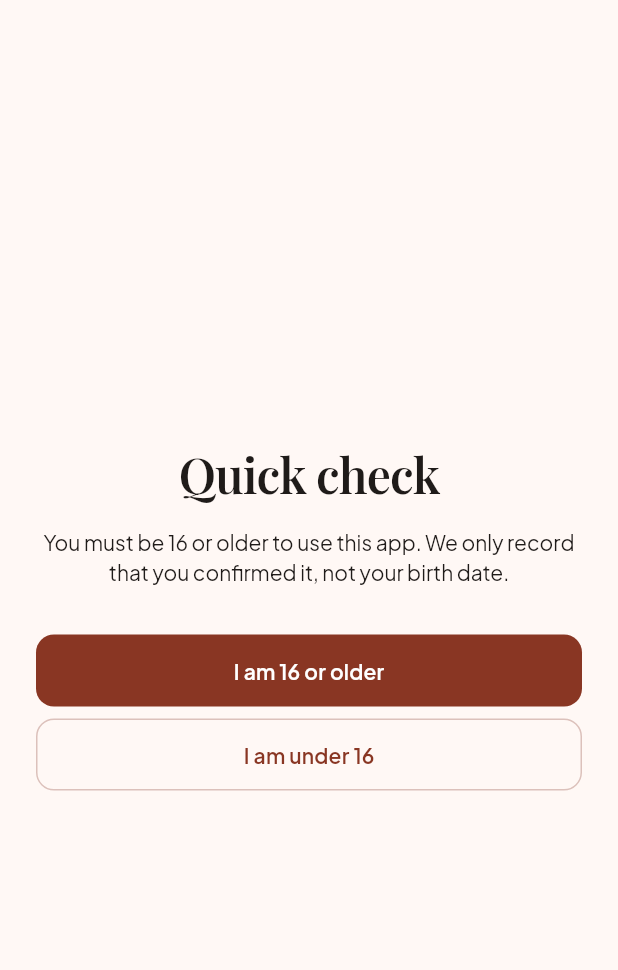
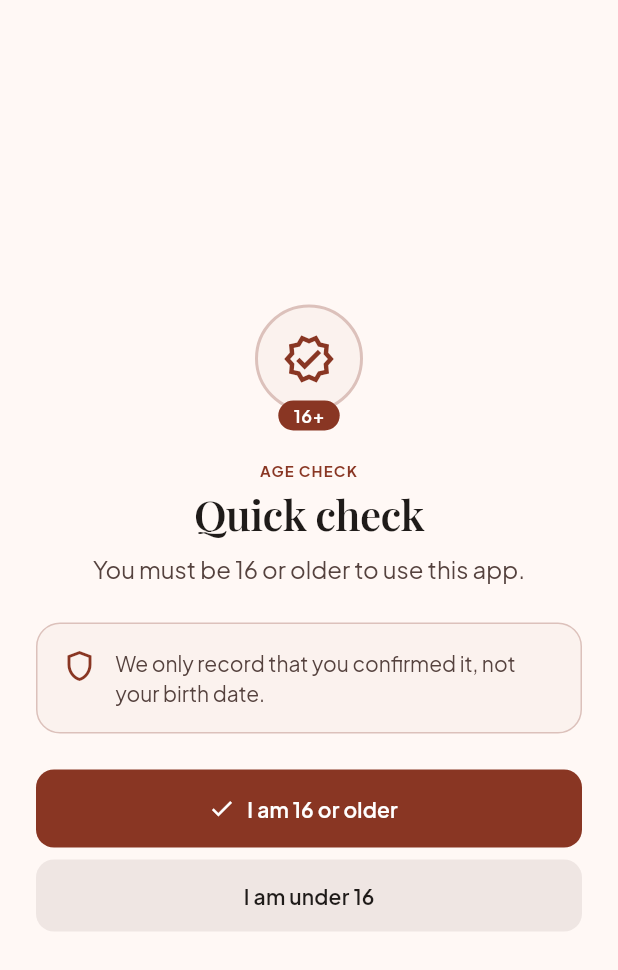
Before and after one commit to eightelephant15-a11y/closet-dev, a Flutter app: the AgeGateScreen screen opened by its route, on a phone screen of 412 x 824 dp. Shown: the top 970 px of the screen. Run offline on Flutter 3.47's test engine with Material 3 defaults, Android fonts, the phone set to English and light mode, and no system bars; our stand-ins replace camera, connectivity_plus, dio, firebase_auth, firebase_core, flutter_riverpod and 9 more; missing offline and left inert: posthog_flutter; accounts and stored records are empty; generated files the repository leaves out were written again.

Commit message:
feat(ui): Atelier age gate (badge, privacy note, tonal secondary), shared eyebrow/note/badge widgets
Co-Authored-By: Claude Sonnet 5.5 <noreply@anthropic.com>

```diff
--- a/app/lib/features/onboarding/presentation/age_gate_screen.dart
+++ b/app/lib/features/onboarding/presentation/age_gate_screen.dart
@@ -3,6 +3,7 @@ import 'package:flutter_riverpod/flutter_riverpod.dart';
 import 'package:stylist/features/consent/presentation/consent_prompt.dart';
 import 'package:stylist/features/onboarding/application/onboarding_controller.dart';
 import 'package:stylist/l10n/gen/app_localizations.dart';
+import 'package:stylist/shared/widgets/atelier.dart';
 import 'package:stylist/shared/widgets/state_views.dart';
 import 'package:stylist/theme/tokens.dart';
 
@@ -13,32 +14,58 @@ class AgeGateScreen extends ConsumerWidget {
   Widget build(BuildContext context, WidgetRef ref) {
     final l10n = AppLocalizations.of(context);
     final ctl = ref.read(onboardingControllerProvider.notifier);
+    final text = Theme.of(context).textTheme;
+    final scheme = Theme.of(context).colorScheme;
     return Scaffold(
       body: PageBody(
         child: CenteredScroll(
           children: [
+            Center(
+              child: BadgeIcon(
+                icon: Icons.verified_outlined,
+                pill: l10n.ageBadge,
+              ),
+            ),
+            const SizedBox(height: Spacing.lg),
+            Eyebrow(l10n.ageEyebrow, align: TextAlign.center),
+            const SizedBox(height: Spacing.xs),
             Text(
               l10n.ageTitle,
-              style: Theme.of(context).textTheme.displaySmall,
+              style: text.headlineLarge,
               textAlign: TextAlign.center,
             ),
-            const SizedBox(height: Spacing.md),
-            Text(l10n.ageBody, textAlign: TextAlign.center),
-            const SizedBox(height: Spacing.xl),
+            const SizedBox(height: Spacing.sm),
+            Text(
+              l10n.ageBody,
+              style: text.bodyLarge?.copyWith(color: scheme.onSurfaceVariant),
+              textAlign: TextAlign.center,
+            ),
+            const SizedBox(height: Spacing.lg),
+            NoteCard(
+              icon: Icons.shield_outlined,
+              child: Text(l10n.ageNote),
+            ),
+            const SizedBox(height: Spacing.lg),
             SizedBox(
               width: double.infinity,
-              child: FilledButton(
+              height: 52,
+              child: FilledButton.icon(
                 onPressed: () async {
                   await askAnalyticsConsentIfNeeded(context, ref);
                   await ctl.confirmAge();
                 },
-                child: Text(l10n.ageConfirmButton),
+                icon: const Icon(Icons.check),
+                label: Text(l10n.ageConfirmButton),
               ),
             ),
             const SizedBox(height: Spacing.sm),
             SizedBox(
               width: double.infinity,
-              child: OutlinedButton(
+              child: FilledButton.tonal(
+                style: FilledButton.styleFrom(
+                  backgroundColor: scheme.surfaceContainerHigh,
+                  foregroundColor: scheme.onSurface,
+                ),
                 onPressed: ctl.rejectAge,
                 child: Text(l10n.ageUnderButton),
               ),
--- a/app/lib/l10n/app_en.arb
+++ b/app/lib/l10n/app_en.arb
@@ -39,7 +39,7 @@
   "signInBody": "Sign in with Google to keep your wardrobe and preferences safe.",
   "signInFailed": "Sign-in didn't work. Please try again.",
   "ageTitle": "Quick check",
-  "ageBody": "You must be 16 or older to use this app. We only record that you confirmed it, not your birth date.",
+  "ageBody": "You must be 16 or older to use this app.",
   "ageConfirmButton": "I am 16 or older",
   "ageUnderButton": "I am under 16",
   "blockedTitle": "Thanks for stopping by",
@@ -736,6 +736,9 @@
       }
     }
   },
+  "ageEyebrow": "Age check",
+  "ageNote": "We only record that you confirmed it, not your birth date.",
+  "ageBadge": "16+",
   "taxCatTop": "Top",
   "taxSubTShirt": "T-shirt",
   "taxSubLongSleeveTee": "Long-sleeve tee",
--- a/app/lib/l10n/gen/app_localizations.dart
+++ b/app/lib/l10n/gen/app_localizations.dart
@@ -271,7 +271,7 @@ abstract class AppLocalizations {
   /// No description provided for @ageBody.
   ///
   /// In en, this message translates to:
-  /// **'You must be 16 or older to use this app. We only record that you confirmed it, not your birth date.'**
+  /// **'You must be 16 or older to use this app.'**
   String get ageBody;
 
   /// No description provided for @ageConfirmButton.
@@ -2433,6 +2433,24 @@ abstract class AppLocalizations {
   /// In en, this message translates to:
   /// **'{title}. Slide {n} of {total}'**
   String welcomeSlideLabel(String title, int n, int total);
+
+  /// No description provided for @ageEyebrow.
+  ///
+  /// In en, this message translates to:
+  /// **'Age check'**
+  String get ageEyebrow;
+
+  /// No description provided for @ageNote.
+  ///
+  /// In en, this message translates to:
+  /// **'We only record that you confirmed it, not your birth date.'**
+  String get ageNote;
+
+  /// No description provided for @ageBadge.
+  ///
+  /// In en, this message translates to:
+  /// **'16+'**
+  String get ageBadge;
 
   /// No description provided for @taxCatTop.
   ///
--- a/app/lib/l10n/gen/app_localizations_en.dart
+++ b/app/lib/l10n/gen/app_localizations_en.dart
@@ -104,8 +104,7 @@ class AppLocalizationsEn extends AppLocalizations {
   String get ageTitle => 'Quick check';
 
   @override
-  String get ageBody =>
-      'You must be 16 or older to use this app. We only record that you confirmed it, not your birth date.';
+  String get ageBody => 'You must be 16 or older to use this app.';
 
   @override
   String get ageConfirmButton => 'I am 16 or older';
@@ -1359,6 +1358,16 @@ class AppLocalizationsEn extends AppLocalizations {
   }
 
   @override
+  String get ageEyebrow => 'Age check';
+
+  @override
+  String get ageNote =>
+      'We only record that you confirmed it, not your birth date.';
+
+  @override
+  String get ageBadge => '16+';
+
+  @override
   String get taxCatTop => 'Top';
 
   @override
--- /dev/null
+++ b/app/lib/shared/widgets/atelier.dart
@@ -0,0 +1,128 @@
+import 'package:flutter/material.dart';
+import 'package:stylist/theme/tokens.dart';
+
+/// Small all-caps label above a headline ("AGE CHECK"). Decorative context, so keep the text short.
+class Eyebrow extends StatelessWidget {
+  const Eyebrow(
+    this.text, {
+    this.color,
+    this.align = TextAlign.start,
+    super.key,
+  });
+  final String text;
+  final Color? color;
+  final TextAlign align;
+
+  @override
+  Widget build(BuildContext context) => Text(
+    text.toUpperCase(),
+    textAlign: align,
+    style: Theme.of(context).textTheme.labelSmall?.copyWith(
+      color: color ?? Theme.of(context).colorScheme.primary,
+    ),
+  );
+}
+
+/// A quiet rounded panel with an icon and a line of explanation (privacy notes, hints, tips).
+class NoteCard extends StatelessWidget {
+  const NoteCard({
+    required this.icon,
+    required this.child,
+    this.title,
+    super.key,
+  });
+  final IconData icon;
+  final Widget child;
+  final String? title;
+
+  @override
+  Widget build(BuildContext context) {
+    final scheme = Theme.of(context).colorScheme;
+    return Container(
+      width: double.infinity,
+      padding: const EdgeInsets.all(Spacing.md),
+      decoration: BoxDecoration(
+        color: scheme.surfaceContainerLow,
+        borderRadius: BorderRadius.circular(RadiusTokens.lg),
+        border: Border.all(color: scheme.outlineVariant),
+      ),
+      child: Row(
+        crossAxisAlignment: CrossAxisAlignment.start,
+        children: [
+          ExcludeSemantics(child: Icon(icon, color: scheme.primary)),
+          const SizedBox(width: Spacing.sm + 4),
+          Expanded(
+            child: Column(
+              crossAxisAlignment: CrossAxisAlignment.start,
+              children: [
+                if (title != null) ...[
+                  Eyebrow(title!),
+                  const SizedBox(height: Spacing.xs),
+                ],
+                DefaultTextStyle.merge(
+                  style: Theme.of(context).textTheme.bodyMedium?.copyWith(
+                    color: scheme.onSurfaceVariant,
+                  ),
+                  child: child,
+                ),
+              ],
+            ),
+          ),
+        ],
+      ),
+    );
+  }
+}
+
+/// A round icon badge with an optional small pill under it ("16+").
+class BadgeIcon extends StatelessWidget {
+  const BadgeIcon({required this.icon, this.pill, super.key});
+  final IconData icon;
+  final String? pill;
+
+  @override
+  Widget build(BuildContext context) {
+    final scheme = Theme.of(context).colorScheme;
+    return Stack(
+      alignment: Alignment.bottomCenter,
+      clipBehavior: Clip.none,
+      children: [
+        Container(
+          width: 72,
+          height: 72,
+          margin: EdgeInsets.only(bottom: pill == null ? 0 : Spacing.sm),
+          decoration: BoxDecoration(
+            color: scheme.surfaceContainerLow,
+            shape: BoxShape.circle,
+            border: Border.all(color: scheme.outlineVariant, width: 2),
+          ),
+          child: ExcludeSemantics(
+            child: Icon(icon, size: 36, color: scheme.primary),
+          ),
+        ),
+        if (pill != null)
+          Positioned(
+            bottom: -4,
+            child: DecoratedBox(
+              decoration: BoxDecoration(
+                color: scheme.primary,
+                borderRadius: BorderRadius.circular(RadiusTokens.pill),
+              ),
+              child: Padding(
+                padding: const EdgeInsets.symmetric(
+                  horizontal: Spacing.sm + 2,
+                  vertical: 2,
+                ),
+                child: Text(
+                  pill!,
+                  style: Theme.of(context).textTheme.labelMedium?.copyWith(
+                    color: scheme.onPrimary,
+                  ),
+                ),
+              ),
+            ),
+          ),
+      ],
+    );
+  }
+}
```
